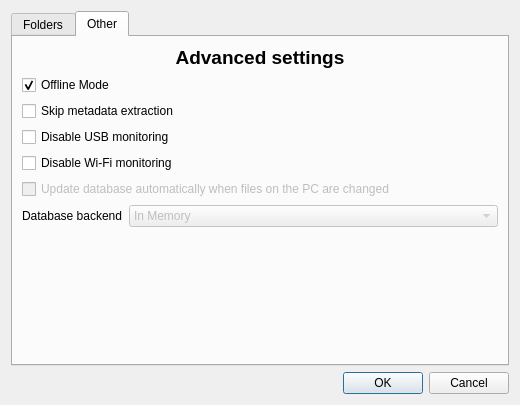
Qt form src/forms/configwidget.ui (codestation/qcma) before a commit.
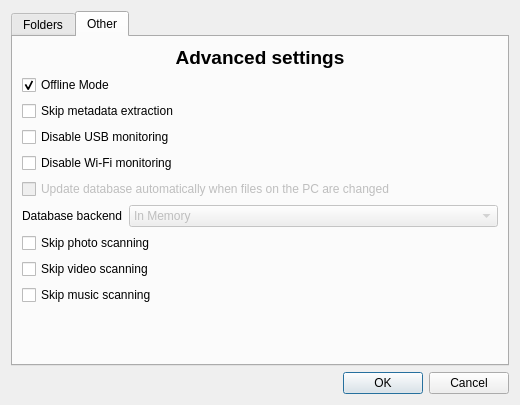
The same form after that commit. The open tabs and pages were chosen to show the change.

Commit message: Add options to skip multimedia indexing.

What changed in the file:
```diff
--- a/src/forms/configwidget.ui
+++ b/src/forms/configwidget.ui
@@ -300,6 +300,27 @@
              </item>
             </layout>
            </item>
+           <item>
+            <widget class="QCheckBox" name="photoSkipCheck">
+             <property name="text">
+              <string>Skip photo scanning</string>
+             </property>
+            </widget>
+           </item>
+           <item>
+            <widget class="QCheckBox" name="videoSkipCheck">
+             <property name="text">
+              <string>Skip video scanning</string>
+             </property>
+            </widget>
+           </item>
+           <item>
+            <widget class="QCheckBox" name="musicSkipCheck">
+             <property name="text">
+              <string>Skip music scanning</string>
+             </property>
+            </widget>
+           </item>
            <item>
             <spacer name="verticalSpacer">
              <property name="orientation">
```
The commit also changes 4 other files.
